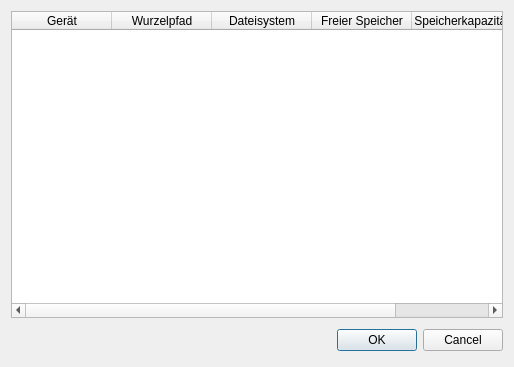
This is mountedvolumesdialog.ui in striezel/qt-commander as Qt 5 draws it before an edit. The edited form follows.
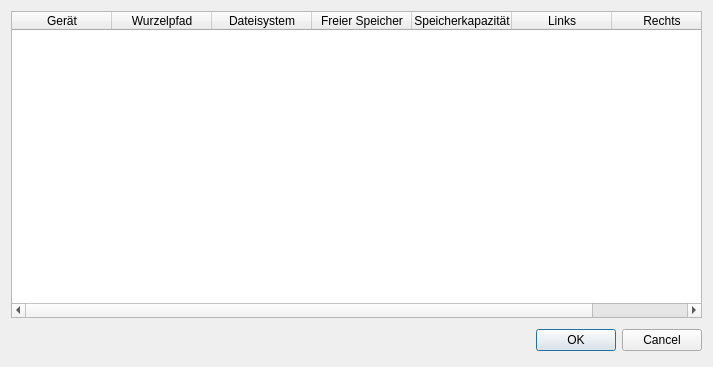
This is the edited form. Icons and pictures are not drawn.

Commit message:
add buttons to switch to root path of mount points
The table widget in MountedVolumesDialog has now two more columns
with buttons. When clicked, those buttons change the displayed
directory of the left or right tree widget, respectively.

The edit to the form file:
```diff
--- a/mountedvolumesdialog.ui
+++ b/mountedvolumesdialog.ui
@@ -6,7 +6,7 @@
    <rect>
     <x>0</x>
     <y>0</y>
-    <width>514</width>
+    <width>713</width>
     <height>367</height>
    </rect>
   </property>
@@ -32,7 +32,7 @@
       </size>
      </property>
      <property name="columnCount">
-      <number>5</number>
+      <number>7</number>
      </property>
      <attribute name="verticalHeaderVisible">
       <bool>false</bool>
@@ -62,6 +62,16 @@
        <string>Speicherkapazität</string>
       </property>
      </column>
+     <column>
+      <property name="text">
+       <string>Links</string>
+      </property>
+     </column>
+     <column>
+      <property name="text">
+       <string>Rechts</string>
+      </property>
+     </column>
     </widget>
    </item>
    <item row="1" column="0">
```
The commit also changes 4 other files.
